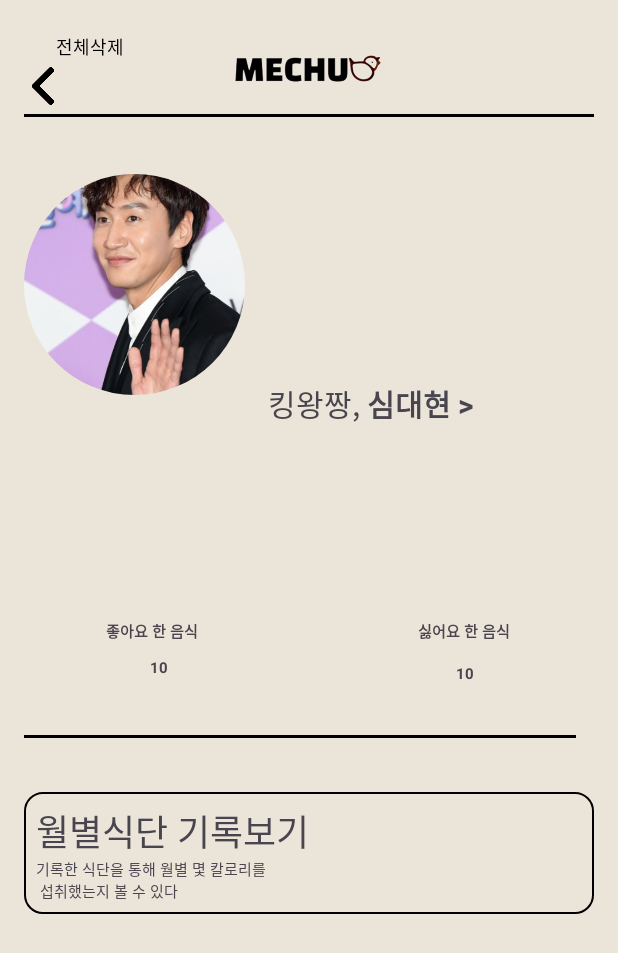
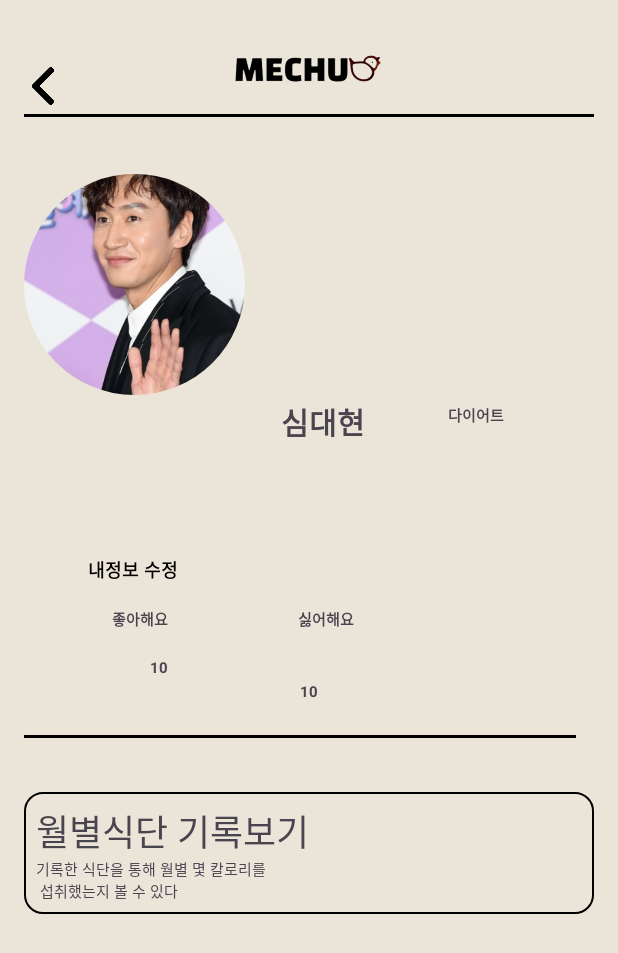
Before and after one commit to Azrakael/Mechu, an Android app: the Profile screen opened directly, with no data from a screen before it, on a phone screen of 412 x 824 dp. Shown: the top 953 px of the screen. Run offline under Robolectric (Android 15) with nearby library versions, the light colour scheme and no system bars; our stand-ins replace CircleImageView.

Commit message:
아아
아아

```diff
--- a/app/src/main/res/drawable/button_favorite_empty.xml
+++ b/app/src/main/res/drawable/button_favorite_empty.xml
@@ -1,7 +1,7 @@
 <?xml version="1.0" encoding="utf-8"?>
 <vector xmlns:android="http://schemas.android.com/apk/res/android"
-    android:width="24dp"
-    android:height="24dp"
+    android:width="20dp"
+    android:height="15dp"
     android:viewportWidth="24.0"
     android:viewportHeight="24.0">
     <path
--- a/app/src/main/res/drawable/button_favorite_full.xml
+++ b/app/src/main/res/drawable/button_favorite_full.xml
@@ -1,6 +1,6 @@
 <vector xmlns:android="http://schemas.android.com/apk/res/android"
-    android:width="24dp"
-    android:height="24dp"
+    android:width="20dp"
+    android:height="15dp"
     android:viewportWidth="24"
     android:viewportHeight="24">
     <path
--- a/app/src/main/res/layout/activity_food_item.xml
+++ b/app/src/main/res/layout/activity_food_item.xml
@@ -51,6 +51,8 @@
                 android:textColor="#000000"
                 android:textSize="12sp"
                 android:textStyle="bold" />
+
+
             <ToggleButton
                 android:id="@+id/buttonFavorite1"
                 android:layout_width="0dp"
@@ -63,6 +65,8 @@
                 android:text=""
                 android:textOff=""
                 android:textOn="" />
+
+
         </LinearLayout>
     </LinearLayout>
 </LinearLayout>
--- a/app/src/main/res/layout/activity_menu_detail.xml
+++ b/app/src/main/res/layout/activity_menu_detail.xml
@@ -65,7 +65,22 @@
                 android:layout_gravity="center_horizontal"
                 android:layout_marginTop="15dp"
                 />
+
+
             <!--메뉴 이름 -->
+            <ToggleButton
+                android:id="@+id/buttonFavorite1"
+                android:layout_width="55dp"
+                android:layout_height="30dp"
+                android:layout_marginLeft="10dp"
+                android:layout_weight="1"
+                android:background="@drawable/button_favorite"
+                android:checked="false"
+                android:onClick="onFavoriteButtonClick"
+                android:text=""
+                android:textOff=""
+                android:textOn="" />
+
             <TextView
                 android:id="@+id/menuTitle"
                 android:layout_width="wrap_content"
--- a/app/src/main/res/layout/activity_profile.xml
+++ b/app/src/main/res/layout/activity_profile.xml
@@ -58,50 +58,59 @@
         app:layout_constraintStart_toStartOf="parent"
         app:layout_constraintTop_toBottomOf="@id/logoImage" />
 
+    <!-- 사용자 이름 -->
+    <TextView
+        android:id="@+id/myname"
+        android:layout_width="wrap_content"
+        android:layout_height="wrap_content"
+        android:layout_marginEnd="148dp"
+        android:layout_marginBottom="512dp"
+        android:text="심대현 "
+        android:textSize="20dp"
+        android:textStyle="bold"
+        app:layout_constraintBottom_toBottomOf="parent"
+        app:layout_constraintEnd_toEndOf="parent" />
+
+    <!-- 사용자 유형 -->
+
+
+    <!-- 개인정보 수정 -->
 
     <TextView
+        android:id="@+id/mytype"
         android:layout_width="wrap_content"
         android:layout_height="wrap_content"
-        android:layout_marginEnd="156dp"
+        android:layout_marginEnd="60dp"
         android:layout_marginBottom="524dp"
-        android:text="킹왕짱,"
-        android:textSize="20dp"
+        android:text="다이어트"
+        android:textSize="10dp"
+        android:textStyle="bold"
+        app:layout_constraintBottom_toBottomOf="parent"
+        app:layout_constraintEnd_toEndOf="parent" />
+
+    <Button
+        android:id="@+id/deleteAllButton1"
+        android:layout_width="wrap_content"
+        android:layout_height="wrap_content"
+        android:layout_marginEnd="264dp"
+        android:layout_marginBottom="404dp"
+        android:layout_weight="1"
+        android:background="#00ff"
+        android:clickable="true"
+        android:padding="1dp"
+        android:text="내정보 수정"
+        android:textStyle="bold"
+        android:textColor="#000000"
+        android:textSize="12sp"
         app:layout_constraintBottom_toBottomOf="parent"
         app:layout_constraintEnd_toEndOf="parent" />
 
     <TextView
         android:layout_width="wrap_content"
         android:layout_height="wrap_content"
-        android:layout_marginEnd="80dp"
-        android:layout_marginBottom="524dp"
-        android:text="심대현 >"
-        android:textSize="20dp"
-        android:textStyle="bold"
-        app:layout_constraintBottom_toBottomOf="parent"
-        app:layout_constraintEnd_toEndOf="parent" />
-
-
-
-    <Button
-        android:id="@+id/deleteAllButton"
-        android:layout_width="0dp"
-        android:layout_height="30dp"
-        android:layout_marginLeft="200dp"
-        android:layout_weight="1"
-        android:background="#00ff"
-        android:padding="1dp"
-        android:text="전체삭제"
-        android:textColor="#000000"
-        android:clickable="true"
-        android:textSize="12sp" />
-
-
-    <TextView
-        android:layout_width="wrap_content"
-        android:layout_height="wrap_content"
-        android:layout_marginEnd="264dp"
-        android:layout_marginBottom="380dp"
-        android:text="좋아요 한 음식"
+        android:layout_marginEnd="284dp"
+        android:layout_marginBottom="388dp"
+        android:text="좋아해요"
         android:textSize="10dp"
         android:textStyle="bold"
         app:layout_constraintBottom_toBottomOf="parent"
@@ -126,9 +135,9 @@
     <TextView
         android:layout_width="wrap_content"
         android:layout_height="wrap_content"
-        android:layout_marginEnd="56dp"
-        android:layout_marginBottom="380dp"
-        android:text="싫어요 한 음식"
+        android:layout_marginEnd="160dp"
+        android:layout_marginBottom="388dp"
+        android:text="싫어해요"
         android:textSize="10dp"
         android:textStyle="bold"
         app:layout_constraintBottom_toBottomOf="parent"
@@ -137,8 +146,8 @@
     <TextView
         android:layout_width="wrap_content"
         android:layout_height="wrap_content"
-        android:layout_marginEnd="80dp"
-        android:layout_marginBottom="352dp"
+        android:layout_marginEnd="184dp"
+        android:layout_marginBottom="340dp"
         android:text="10"
         android:textSize="10dp"
         android:textStyle="bold"
```
